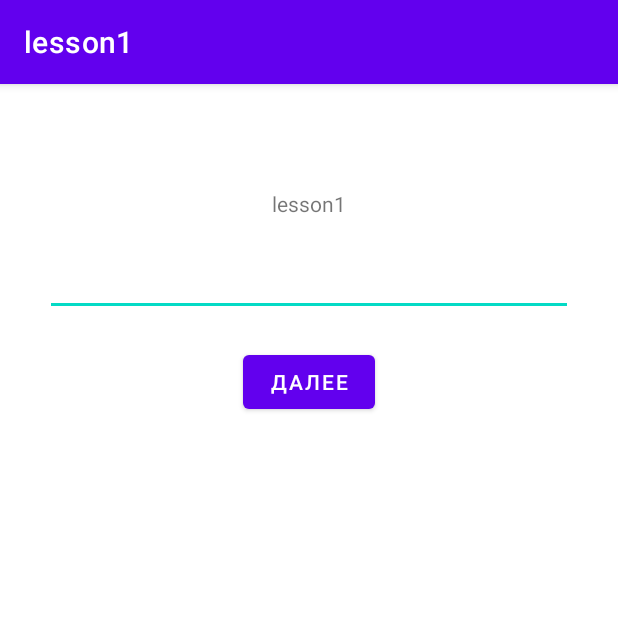
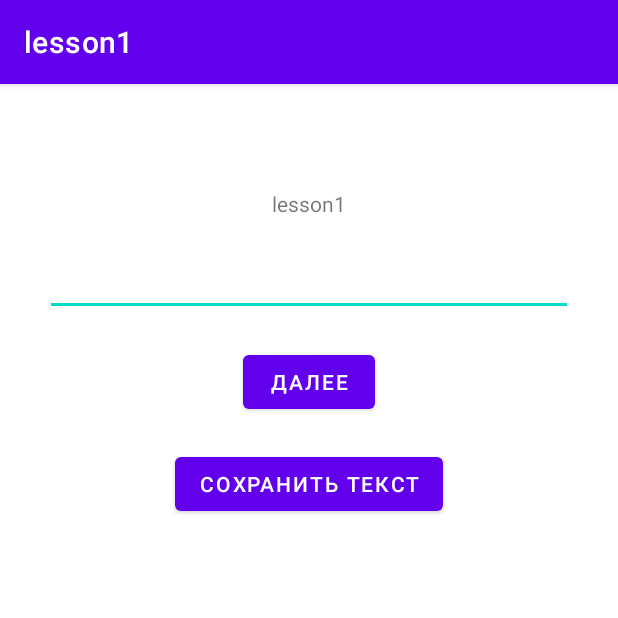
Before and after one commit to funtastt/itis_android, an Android app: the screen it shows after launch (MainActivity), on a phone screen of 412 x 824 dp, the top half of it. Run offline under Robolectric (Android 15) with nearby library versions, the phone set to English and light mode, and no system bars.

Commit message:
#1 homework (optional part)

```diff
--- /dev/null
+++ b/app/src/main/java/ru/kpfu/itis/android/asadullin/lesson1/FourthFragment.kt
@@ -0,0 +1,47 @@
+package ru.kpfu.itis.android.asadullin.lesson1
+
+import android.os.Bundle
+import android.view.LayoutInflater
+import android.view.View
+import android.view.ViewGroup
+import androidx.fragment.app.Fragment
+import ru.kpfu.itis.android.asadullin.lesson1.databinding.FragmentFourthBinding
+
+class FourthFragment : Fragment(R.layout.fragment_fourth) {
+    private var _binding: FragmentFourthBinding? = null
+    private val binding get() = _binding!!
+
+    override fun onCreateView(
+        inflater: LayoutInflater,
+        container: ViewGroup?,
+        savedInstanceState: Bundle?
+    ): View {
+        _binding = FragmentFourthBinding.inflate(inflater, container, false)
+        val root = binding.root
+        return root
+    }
+
+    override fun onViewCreated(view: View, savedInstanceState: Bundle?) {
+        super.onViewCreated(view, savedInstanceState)
+        initViews()
+    }
+
+    private fun initViews() {
+        with(binding) {
+            val arguments = requireArguments()
+            tv1.text = arguments.getString("msg1")
+            tv2.text = arguments.getString("msg2")
+            tv3.text = arguments.getString("msg3")
+        }
+    }
+
+    companion object {
+        const val FOURTH_FRAGMENT_TAG = "FOURTH_FRAGMENT_TAG"
+
+        fun newInstance(text: String) = FourthFragment().apply {
+            arguments = Bundle().apply {
+                putString(ParamsKey.MESSAGE_TEXT_KEY, text)
+            }
+        }
+    }
+}
--- a/app/src/main/java/ru/kpfu/itis/android/asadullin/lesson1/MainActivity.kt
+++ b/app/src/main/java/ru/kpfu/itis/android/asadullin/lesson1/MainActivity.kt
@@ -1,10 +1,19 @@
 package ru.kpfu.itis.android.asadullin.lesson1
 
+import android.content.res.Configuration
 import androidx.appcompat.app.AppCompatActivity
 import android.os.Bundle
+import android.view.View
 import androidx.fragment.app.Fragment
+import androidx.fragment.app.FragmentContainerView
 
 class MainActivity : AppCompatActivity() {
+    private var k: Int = 0
+    private var messages = arrayOf(
+        "Hello there!",
+        "General Kenobi",
+        "Смешная нарезка детей"
+    )
 
     override fun onCreate(savedInstanceState: Bundle?) {
         super.onCreate(savedInstanceState)
@@ -14,11 +23,50 @@ class MainActivity : AppCompatActivity() {
 
         if (savedInstanceState == null) {
             supportFragmentManager.beginTransaction()
-                .add(R.id.fragment_container,
+                .add(
+                    R.id.fragment_container,
                     FirstFragment.newInstance(projectName),
                     FirstFragment.FIRST_FRAGMENT_TAG,
+                ).add(
+                    R.id.fragment_fourth,
+                    FourthFragment.newInstance(""),
+                    FourthFragment.FOURTH_FRAGMENT_TAG,
                 )
                 .commit()
         }
+
+        val fragmentContainerView: FragmentContainerView = findViewById(R.id.fragment_fourth)
+        if (resources.configuration.orientation == Configuration.ORIENTATION_LANDSCAPE) {
+            fragmentContainerView.visibility = View.VISIBLE
+
+            supportFragmentManager.beginTransaction().apply {
+                replace(R.id.fragment_fourth, FourthFragment().apply {
+                    arguments = Bundle().apply {
+                        putString("msg1", messages[0])
+                        putString("msg2", messages[1])
+                        putString("msg3", messages[2])
+                    }
+                })
+                commit()
+            }
+        } else {
+            fragmentContainerView.visibility = View.GONE
+        }
+    }
+
+    fun passData(msg: String) {
+        messages[k % 3] = msg
+        k++
+
+        supportFragmentManager.beginTransaction().apply {
+            replace(R.id.fragment_fourth, FourthFragment().apply {
+                arguments = Bundle().apply {
+                    putString("msg1", messages[0])
+                    putString("msg2", messages[1])
+                    putString("msg3", messages[2])
+                }
+            })
+            commit()
+        }
     }
 }
--- a/app/src/main/res/layout/activity_fragment_container.xml
+++ b/app/src/main/res/layout/activity_fragment_container.xml
@@ -1,10 +1,30 @@
 <?xml version="1.0" encoding="utf-8"?>
-<androidx.fragment.app.FragmentContainerView xmlns:android="http://schemas.android.com/apk/res/android"
+<androidx.constraintlayout.widget.ConstraintLayout
+    xmlns:android="http://schemas.android.com/apk/res/android"
+    xmlns:app="http://schemas.android.com/apk/res-auto"
     xmlns:tools="http://schemas.android.com/tools"
-    android:id="@+id/fragment_container"
     android:layout_width="match_parent"
-    android:layout_height="match_parent"
-    android:background="?android:attr/colorBackground"
-    tools:context=".MainActivity">
+    android:layout_height="match_parent">
+    <androidx.fragment.app.FragmentContainerView
+        android:id="@+id/fragment_container"
+        android:layout_width="0dp"
+        android:layout_height="match_parent"
+        android:layout_weight="1"
+        tools:context=".MainActivity"
+        app:layout_constraintTop_toTopOf="parent"
+        app:layout_constraintBottom_toBottomOf="parent"
+        app:layout_constraintStart_toStartOf="parent"
+        app:layout_constraintEnd_toStartOf="@id/fragment_fourth">
 
-</androidx.fragment.app.FragmentContainerView>
+    </androidx.fragment.app.FragmentContainerView>
+
+    <androidx.fragment.app.FragmentContainerView
+        android:id="@+id/fragment_fourth"
+        android:layout_width="0dp"
+        android:layout_height="match_parent"
+        android:layout_weight="1"
+        app:layout_constraintBottom_toBottomOf="parent"
+        app:layout_constraintEnd_toEndOf="parent"
+        app:layout_constraintStart_toEndOf="@+id/fragment_container"
+        app:layout_constraintTop_toTopOf="parent" />
+</androidx.constraintlayout.widget.ConstraintLayout>
--- a/app/src/main/res/layout/fragment_first.xml
+++ b/app/src/main/res/layout/fragment_first.xml
@@ -38,4 +38,14 @@
         app:layout_constraintStart_toStartOf="parent"
         app:layout_constraintEnd_toEndOf="parent" />
 
+    <Button
+        android:id="@+id/btn_save"
+        android:layout_width="wrap_content"
+        android:layout_height="wrap_content"
+        android:layout_marginTop="20dp"
+        android:text="Сохранить текст"
+        app:layout_constraintEnd_toEndOf="parent"
+        app:layout_constraintStart_toStartOf="parent"
+        app:layout_constraintTop_toBottomOf="@+id/btn_next" />
+
 </androidx.constraintlayout.widget.ConstraintLayout>
```
Also changed, not shown: app/src/main/java/ru/kpfu/itis/android/asadullin/lesson1/FirstFragment.kt (+11 -0 lines), app/src/main/res/layout/fragment_fourth.xml (added, +37 -0 lines).
